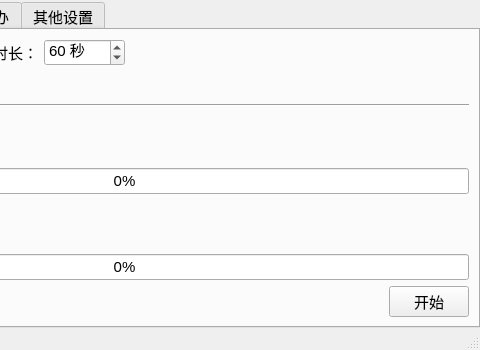
This is main.ui in songquanpeng/personal-assistant as Qt 5 draws it before an edit; both pictures show x 231 to 711 and y 0 to 350 of the 711 by 350 pixel window. The edited form follows.
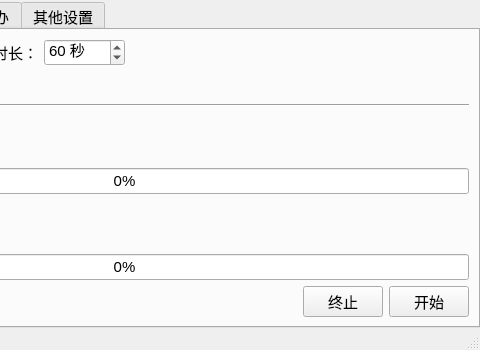
This is the edited form.

What changed in the file:
```diff
--- a/main.ui
+++ b/main.ui
@@ -214,6 +214,13 @@
             </property>
            </spacer>
           </item>
+          <item>
+           <widget class="QPushButton" name="restStopBtn">
+            <property name="text">
+             <string>终止</string>
+            </property>
+           </widget>
+          </item>
           <item>
            <widget class="QPushButton" name="restStartBtn">
             <property name="text">
```
Left out of the diff: 158 changed lines with no effect on the pictures.
